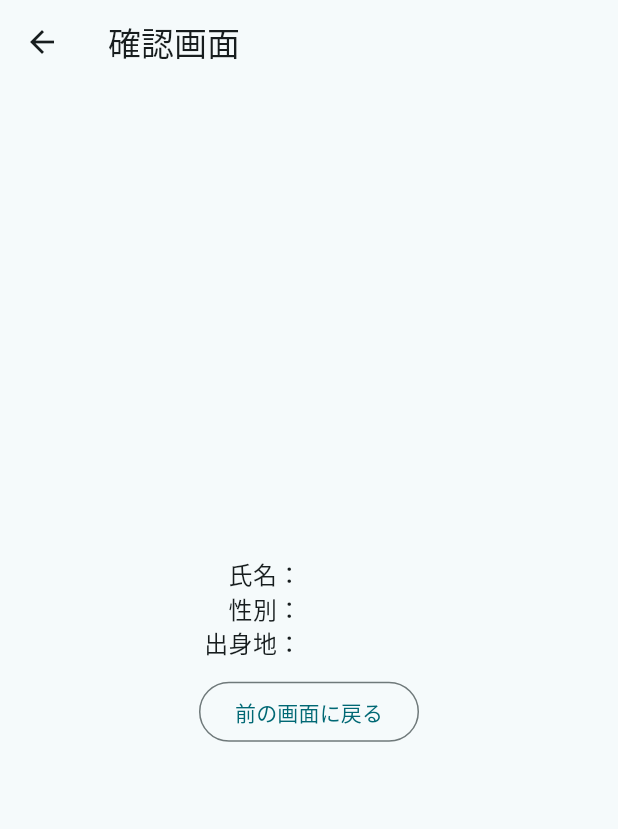
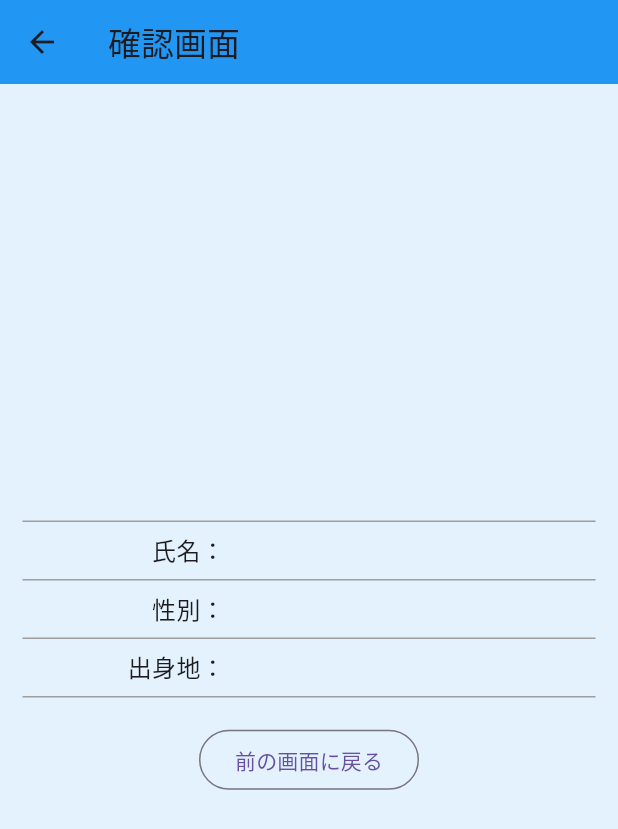
Before and after one commit to IkedaAoi/flutter-practice, a Flutter app: the screen it shows after launch, after a tap on "次へ", on a phone screen of 412 x 824 dp. Shown: the top 829 px of the screen. Run offline on Flutter 3.47's test engine with Material 2 defaults, Android fonts, the phone set to English and light mode, and no system bars.

Commit message:
レイアウトの修正（NextPageのbody内および全体的な色の変更）

```diff
--- a/lib/main.dart
+++ b/lib/main.dart
@@ -33,7 +33,7 @@ class MyApp extends StatelessWidget {
         //
         // This works for code too, not just values: Most code changes can be
         // tested with just a hot reload.
-        colorScheme: ColorScheme.fromSeed(seedColor: Colors.grey),
+        // colorScheme: ColorScheme.fromSeed(seedColor: Colors.grey),
         useMaterial3: true,
       ),
       home: const MyHomePage(title: 'Flutter Demo Home Page'),
@@ -109,7 +109,7 @@ class _MyHomePageState extends State<MyHomePage> {
     showModalBottomSheet<void>(
       context: context,
       builder: (BuildContext context) {
-        return Container(
+        return SizedBox(
           height: 126,
           child: GestureDetector(
             onTap: () {
@@ -140,15 +140,16 @@ class _MyHomePageState extends State<MyHomePage> {
     // fast, so that you can just rebuild anything that needs updating rather
     // than having to individually change instances of widgets.
     return Scaffold(
-      backgroundColor: Colors.green.shade50,
+      backgroundColor: Colors.blue.shade50,
       appBar: AppBar(
         // TRY THIS: Try changing the color here to a specific color (to
         // Colors.amber, perhaps?) and trigger a hot reload to see the AppBar
         // change color while the other colors stay the same.
-        backgroundColor: Theme.of(context).colorScheme.inversePrimary,
+        // backgroundColor: Theme.of(context).colorScheme.inversePrimary,
         // Here we take the value from the MyHomePage object that was created by
         // the App.build method, and use it to set our appbar title.
         title: Text(widget.title),
+        backgroundColor: Colors.blue,
       ),
       body: Center(
         // Center is a layout widget. It takes a single child and positions it
--- a/lib/next_page.dart
+++ b/lib/next_page.dart
@@ -2,6 +2,7 @@ import 'package:flutter/material.dart';
 
 class NextPage extends StatelessWidget {
   const NextPage({super.key, required this.nextPageName, required this.nextPageSpace, required this.nextPageGender});
+
   final String nextPageName;
   final String nextPageSpace;
   final String nextPageGender;
@@ -9,38 +10,71 @@ class NextPage extends StatelessWidget {
   @override
   Widget build(BuildContext context) {
     return Scaffold(
-      appBar: AppBar(title: const Text('確認画面')),
+      backgroundColor: Colors.blue.shade50,
+      appBar: AppBar(
+        title: const Text('確認画面'),
+        backgroundColor: Colors.blue,
+      ),
       body: Center(
         child: Column(
           mainAxisAlignment: MainAxisAlignment.center,
           children: [
+            const Divider(
+              color: Colors.grey,
+              thickness: 1,
+              indent: 15,
+              endIndent: 15,
+            ),
             Row(
               children: [
-                const Expanded(
-                  child: Column(
-                    crossAxisAlignment: CrossAxisAlignment.end,
-                    children: [
-                      Text('氏名：', style: TextStyle(fontSize: 16)),
-                      Text('性別：', style: TextStyle(fontSize: 16)),
-                      Text('出身地：', style: TextStyle(fontSize: 16)),
-                    ],
-                  ),
+                Container(
+                  alignment: Alignment.centerRight,
+                  padding: const EdgeInsets.only(left: 40, right: 20),
+                  width: 170,
+                  child: const Text('氏名：', style: TextStyle(fontSize: 16)),
                 ),
+                Text(nextPageName, style: const TextStyle(fontSize: 16)),
+              ],
+            ),
+            const Divider(
+              color: Colors.grey,
+              thickness: 1,
+              indent: 15,
+              endIndent: 15,
+            ),
+            Row(
+              children: [
                 Container(
-                  margin: const EdgeInsets.all(5),
-                  child: const Text(''),
+                  alignment: Alignment.centerRight,
+                  padding: const EdgeInsets.only(left: 40, right: 20),
+                  width: 170,
+                  child: const Text('性別：', style: TextStyle(fontSize: 16)),
                 ),
-                Expanded(
-                  child: Column(
-                    crossAxisAlignment: CrossAxisAlignment.start,
-                    children: [
-                      Text(nextPageName, style: const TextStyle(fontSize: 16)),
-                      Text(nextPageGender, style: const TextStyle(fontSize: 16)),
-                      Text(nextPageSpace, style: const TextStyle(fontSize: 16)),
-                    ],
-                  ),
+                Text(nextPageGender, style: const TextStyle(fontSize: 16)),
+              ],
+            ),
+            const Divider(
+              color: Colors.grey,
+              thickness: 1,
+              indent: 15,
+              endIndent: 15,
+            ),
+            Row(
+              children: [
+                Container(
+                  alignment: Alignment.centerRight,
+                  padding: const EdgeInsets.only(left: 40, right: 20),
+                  width: 170,
+                  child: const Text('出身地：', style: TextStyle(fontSize: 16)),
                 ),
+                Text(nextPageSpace, style: const TextStyle(fontSize: 16)),
               ],
+            ),
+            const Divider(
+              color: Colors.grey,
+              thickness: 1,
+              indent: 15,
+              endIndent: 15,
             ),
             Container(
               margin: const EdgeInsets.all(10),
```
